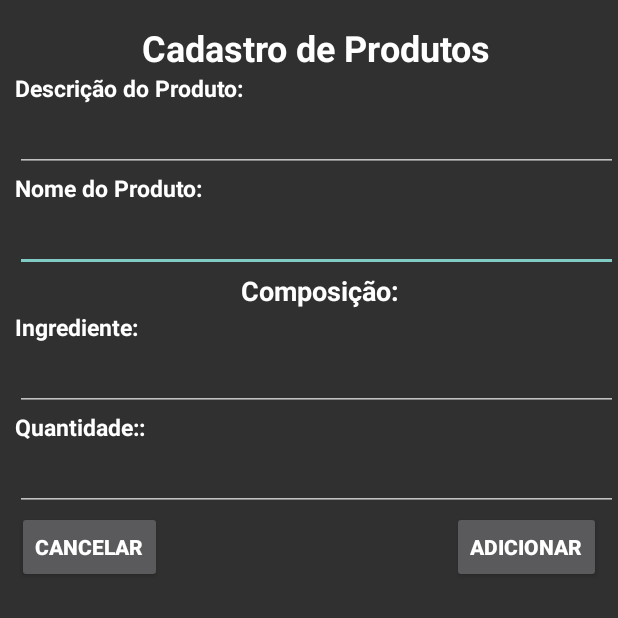
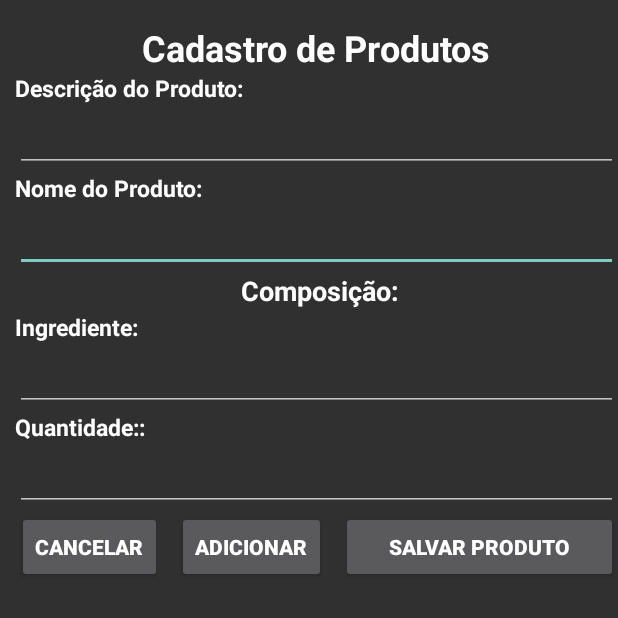
Before and after one commit to andersonseibert/TrabalhoSemestral, an Android app: the CadastroProdutoActivity screen opened directly, with no data from a screen before it, on a phone screen of 412 x 824 dp, the top half of it. Run offline under Robolectric (Android 15) with nearby library versions, the phone set to English and light mode, and no system bars.

Commit message:
No Commit Message

```diff
--- a/app/src/main/java/br/com/trabalhosemestral/activity/CadastroProdutoActivity.java
+++ b/app/src/main/java/br/com/trabalhosemestral/activity/CadastroProdutoActivity.java
@@ -3,6 +3,7 @@ package br.com.trabalhosemestral.activity;
 import android.app.Activity;
 import android.app.AlertDialog;
 import android.content.DialogInterface;
+import android.os.AsyncTask;
 import android.os.Bundle;
 import android.support.annotation.Nullable;
 import android.view.ContextMenu;
@@ -13,14 +14,16 @@ import android.widget.ArrayAdapter;
 import android.widget.Button;
 import android.widget.EditText;
 import android.widget.ListView;
+import android.widget.Toast;
 
 import java.util.ArrayList;
 
 import br.com.ajm.prototipo.prototipotelas.R;
+import br.com.trabalhosemestral.model.Produto;
+import br.com.trabalhosemestral.model.Usuario;
+import br.com.trabalhosemestral.service.ProdutoService;
+import br.com.trabalhosemestral.service.UsuarioService;
 
-/**
- * Created by rossi on 04/10/2017.
- */
 
 public class CadastroProdutoActivity extends Activity {
 
@@ -29,49 +32,56 @@ public class CadastroProdutoActivity extends Activity {
 
     private EditText editText9;
     private EditText editText11;
+    private EditText edtNomeProduto;
 
     @Override
-    protected void onPostCreate(@Nullable Bundle savedInstanceState) {
-        super.onPostCreate(savedInstanceState);
+    protected void onCreate(@Nullable Bundle savedInstanceState) {
+        super.onCreate(savedInstanceState);
         setContentView(R.layout.cadastro_produtos_layout);
-        final ListView listView = (ListView) findViewById(R.id.listv);
+        edtNomeProduto = (EditText) findViewById(R.id.editText6);
+    }
 
-        arrayList = new ArrayList<>();
-        adapter = new ArrayAdapter<String>(CadastroProdutoActivity.this, android.R.layout.simple_expandable_list_item_1, arrayList);
-        listView.setAdapter(adapter);
-        registerForContextMenu(listView);
-        editText9 = (EditText) findViewById(R.id.editText9);
-        editText11 = (EditText) findViewById(R.id.editText11);
-
-        Button btAdd = (Button) findViewById(R.id.button4);
-        btAdd.setOnClickListener(new View.OnClickListener() {
-            @Override
-            public void onClick(View v) {
-                if (editText9.getText().length() == 0) {
-
-                    editText9.setError("Campo vazio");
-
-                } else if (editText11.getText().length() == 0) {
-
-                    editText11.setError("Campo vazio");
-
-                } else {
-
-                    String ingrediente = editText9.getText().toString();
-                    String quantidade = editText11.getText().toString();
-
-                    editText9.setText("");
-                    editText11.setText("");
-
-                    arrayList.add(ingrediente + " - " + quantidade);
-                    adapter.notifyDataSetChanged();
-                }
-            }
-        });
-        registerForContextMenu(listView);
-
-//        listContatos = (TextView) findViewById(R.id.listContatos);
-    }
+//    @Override
+//    protected void onPostCreate(@Nullable Bundle savedInstanceState) {
+//        super.onPostCreate(savedInstanceState);
+//        setContentView(R.layout.cadastro_produtos_layout);
+//        final ListView listView = (ListView) findViewById(R.id.listv);
+//
+//        arrayList = new ArrayList<>();
+//        adapter = new ArrayAdapter<String>(CadastroProdutoActivity.this, android.R.layout.simple_expandable_list_item_1, arrayList);
+//        listView.setAdapter(adapter);
+//        registerForContextMenu(listView);
+//        editText9 = (EditText) findViewById(R.id.editText9);
+//        editText11 = (EditText) findViewById(R.id.editText11);
+//
+//        Button btAdd = (Button) findViewById(R.id.button4);
+//        btAdd.setOnClickListener(new View.OnClickListener() {
+//            @Override
+//            public void onClick(View v) {
+//                if (editText9.getText().length() == 0) {
+//
+//                    editText9.setError("Campo vazio");
+//
+//                } else if (editText11.getText().length() == 0) {
+//
+//                    editText11.setError("Campo vazio");
+//
+//                } else {
+//
+//                    String ingrediente = editText9.getText().toString();
+//                    String quantidade = editText11.getText().toString();
+//
+//                    editText9.setText("");
+//                    editText11.setText("");
+//
+//                    arrayList.add(ingrediente + " - " + quantidade);
+//                    adapter.notifyDataSetChanged();
+//                }
+//            }
+//        });
+//        registerForContextMenu(listView);
+//
+//    }
 
     @Override
     public void onCreateContextMenu(ContextMenu menu, View v, ContextMenu.ContextMenuInfo menuInfo) {
@@ -113,6 +123,32 @@ public class CadastroProdutoActivity extends Activity {
 
     public void Cancelar(View view) {
         finish();
+    }
 
+    public void InserirProduto(View view) {
+
+        final String nomeProduto = edtNomeProduto.getText().toString();
+        final ProdutoService service = new ProdutoService();
+
+        AsyncTask<String, Object, String> tarefa =
+
+                new AsyncTask<String, Object, String>() {
+                    @Override
+                    protected String doInBackground(String... params) {
+                        Produto produto = new Produto(nomeProduto, 0);
+                        service.Inserir(produto);
+                        return "OK";
+                    }
+
+                    @Override
+                    protected void onPostExecute(String s) {
+                        super.onPostExecute(s);
+                        if (s.equals("OK")) {
+                            Toast.makeText(getBaseContext(), "Produto Cadastrado com Sucesso.", Toast.LENGTH_LONG).show();
+                        }
+
+                    }
+                };
+        tarefa.execute();
     }
 }
--- a/app/src/main/java/br/com/trabalhosemestral/activity/CadastroUsuarioActivity.java
+++ b/app/src/main/java/br/com/trabalhosemestral/activity/CadastroUsuarioActivity.java
@@ -7,9 +7,11 @@ import android.os.Bundle;
 import android.support.annotation.Nullable;
 import android.view.View;
 import android.widget.EditText;
+import android.widget.Toast;
 
 import br.com.ajm.prototipo.prototipotelas.R;
 import br.com.trabalhosemestral.model.Usuario;
+import br.com.trabalhosemestral.service.ProdutoService;
 import br.com.trabalhosemestral.service.UsuarioService;
 
 /**
@@ -35,6 +37,7 @@ public class CadastroUsuarioActivity extends Activity {
     }
 
     public void VoltarTelaLogin(View view) {
+
         finish();
     }
 
@@ -63,14 +66,9 @@ public class CadastroUsuarioActivity extends Activity {
                     @Override
                     protected void onPostExecute(String s) {
                         super.onPostExecute(s);
-
-                        //AbrirMenuPrincipal(view);
-//        if (login.equals("admin") && senha.equals("admin")) {
-//
-//        } else {
-//            Toast.makeText(this, "Login ou Senha Incorreto", Toast.LENGTH_LONG).show();
-//            return;
-//        }
+                        if (s.equals("OK")) {
+                            Toast.makeText(getBaseContext(), "Usuario Cadastrado com Sucesso.", Toast.LENGTH_LONG).show();
+                        }
                     }
                 };
         tarefa.execute();
--- a/app/src/main/java/br/com/trabalhosemestral/service/ProdutoService.java
+++ b/app/src/main/java/br/com/trabalhosemestral/service/ProdutoService.java
@@ -21,7 +21,7 @@ public class ProdutoService {
         JSONObject object = new JSONObject();
         try {
             object.put("nome_produto", produto.getNome_produto());
-            object.put("quantidade_desejada", produto.getQuantidade_desejada());
+            object.put("quantidade_desejada", 0);
             httpResult = restUtil.processRequest(JSON_URI, "POST", object.toString());
         } catch (JSONException e) {
             e.printStackTrace();
--- a/app/src/main/res/layout/cadastro_produtos_layout.xml
+++ b/app/src/main/res/layout/cadastro_produtos_layout.xml
@@ -10,8 +10,8 @@
         android:layout_height="wrap_content"
         android:layout_alignParentStart="true"
         android:layout_alignParentTop="true"
+        android:layout_marginLeft="10dp"
         android:layout_marginTop="15dp"
-        android:layout_marginLeft="10dp"
         android:text="Cadastro de Produtos"
         android:textAlignment="center"
         android:textColor="@color/colorBranco"
@@ -22,89 +22,89 @@
         android:id="@+id/editText6"
         android:layout_width="match_parent"
         android:layout_height="wrap_content"
+        android:layout_alignParentStart="true"
+        android:layout_below="@+id/textView2"
+        android:layout_marginLeft="10dp"
         android:layout_weight="1"
-        android:layout_marginLeft="10dp"
         android:ems="10"
-        android:inputType="textPersonName"
-        android:layout_below="@+id/textView2"
-        android:layout_alignParentStart="true" />
+        android:inputType="textPersonName" />
 
     <TextView
+        android:id="@+id/textView6"
         android:layout_width="match_parent"
         android:layout_height="wrap_content"
+        android:layout_alignParentEnd="true"
+        android:layout_below="@+id/tituloCadProduto"
+        android:layout_marginLeft="10dp"
         android:text="Descrição do Produto:"
-        android:layout_marginLeft="10dp"
+        android:textColor="@color/colorBranco"
         android:textSize="15dp"
-        android:id="@+id/textView6"
-        android:textColor="@color/colorBranco"
-        android:textStyle="bold"
-        android:layout_below="@+id/tituloCadProduto"
-        android:layout_alignParentEnd="true" />
+        android:textStyle="bold" />
 
     <EditText
         android:id="@+id/editText7"
         android:layout_width="match_parent"
         android:layout_height="wrap_content"
+        android:layout_alignParentStart="true"
+        android:layout_below="@+id/textView6"
         android:layout_marginLeft="10dp"
-        android:ems="10"
-        android:layout_below="@+id/textView6"
-        android:layout_alignParentStart="true" />
+        android:ems="10" />
 
     <TextView
         android:id="@+id/textView"
         android:layout_width="match_parent"
         android:layout_height="wrap_content"
+        android:layout_alignParentEnd="true"
+        android:layout_below="@+id/editText6"
+        android:layout_marginLeft="10dp"
         android:text=" Composição:"
-        android:layout_marginLeft="10dp"
         android:textAlignment="center"
         android:textColor="@color/colorBranco"
         android:textSize="18sp"
-        android:textStyle="bold"
-        android:layout_below="@+id/editText6"
-        android:layout_alignParentEnd="true" />
+        android:textStyle="bold" />
 
     <TextView
+        android:id="@+id/textView7"
         android:layout_width="match_parent"
         android:layout_height="wrap_content"
+        android:layout_alignParentStart="true"
+        android:layout_below="@+id/editText6"
+        android:layout_marginLeft="10dp"
+        android:layout_marginTop="26dp"
         android:text="Ingrediente:"
+        android:textColor="@color/colorBranco"
         android:textSize="15dp"
-        android:textColor="@color/colorBranco"
-        android:textStyle="bold"
-        android:layout_marginLeft="10dp"
-        android:id="@+id/textView7"
-        android:layout_marginTop="26dp"
-        android:layout_below="@+id/editText6"
-        android:layout_alignParentStart="true" />
+        android:textStyle="bold" />
 
     <EditText
         android:id="@+id/editText9"
         android:layout_width="match_parent"
         android:layout_height="wrap_content"
-        android:ems="10"
+        android:layout_alignParentEnd="true"
+        android:layout_below="@+id/textView7"
         android:layout_marginLeft="10dp"
-        android:layout_below="@+id/textView7"
-        android:layout_alignParentEnd="true" />
+        android:ems="10" />
 
     <TextView
+        android:id="@+id/textView8"
         android:layout_width="match_parent"
         android:layout_height="wrap_content"
+        android:layout_alignParentEnd="true"
         android:layout_below="@+id/editText9"
-        android:layout_alignParentEnd="true"
+        android:layout_marginLeft="10dp"
         android:text="Quantidade::"
+        android:textColor="@color/colorBranco"
         android:textSize="15dp"
-        android:textColor="@color/colorBranco"
-        android:textStyle="bold"
-        android:layout_marginLeft="10dp"
-        android:id="@+id/textView8" />
+        android:textStyle="bold" />
 
     <EditText
         android:id="@+id/editText11"
         android:layout_width="match_parent"
         android:layout_height="wrap_content"
-        android:ems="10"
+        android:layout_alignParentStart="true"
+        android:layout_below="@+id/textView8"
         android:layout_marginLeft="10dp"
-        android:layout_below="@+id/textView8"
-        android:layout_alignParentStart="true" />
+        android:ems="10" />
 
     <Button
         android:id="@+id/cancelar"
@@ -112,26 +112,37 @@
         android:layout_height="wrap_content"
         android:layout_alignParentStart="true"
         android:layout_below="@+id/editText11"
+        android:layout_marginLeft="10dp"
         android:layout_marginStart="11dp"
+        android:onClick="Cancelar"
+        android:text="Cancelar"
         android:textColor="@color/colorBranco"
-        android:textStyle="bold"
-        android:layout_marginLeft="10dp"
-        android:onClick="Cancelar"
-        android:text="Cancelar" />
+        android:textStyle="bold" />
 
     <Button
         android:id="@+id/button4"
         android:layout_width="wrap_content"
         android:layout_height="wrap_content"
+        android:layout_below="@+id/editText11"
+        android:layout_marginLeft="10dp"
+        android:layout_toRightOf="@id/cancelar"
+        android:onClick="AdicionarProduto"
+        android:text="Adicionar"
+        android:textColor="@color/colorBranco"
+        android:textStyle="bold" />
+
+    <Button
+        android:id="@+id/btnSalvarProduto"
+        android:layout_width="wrap_content"
+        android:layout_height="wrap_content"
         android:layout_alignParentEnd="true"
         android:layout_below="@+id/editText11"
-        android:layout_marginEnd="11dp"
         android:layout_marginLeft="10dp"
+        android:layout_toRightOf="@id/button4"
+        android:onClick="InserirProduto"
+        android:text="Salvar Produto"
         android:textColor="@color/colorBranco"
-        android:textStyle="bold"
-        android:onClick="AdicionarProduto"
-        android:text="Adicionar" />
-
+        android:textStyle="bold" />
 
     <ListView
         android:id="@+id/listv"
@@ -148,12 +159,12 @@
         android:id="@+id/textView2"
         android:layout_width="match_parent"
         android:layout_height="wrap_content"
+        android:layout_alignParentEnd="true"
+        android:layout_below="@+id/editText7"
+        android:layout_marginLeft="10dp"
         android:text="Nome do Produto:"
-        android:layout_marginLeft="10dp"
-        android:textStyle="bold"
         android:textColor="@color/colorBranco"
         android:textSize="15dp"
-        android:layout_below="@+id/editText7"
-        android:layout_alignParentEnd="true" />
+        android:textStyle="bold" />
 
 </RelativeLayout>
```
